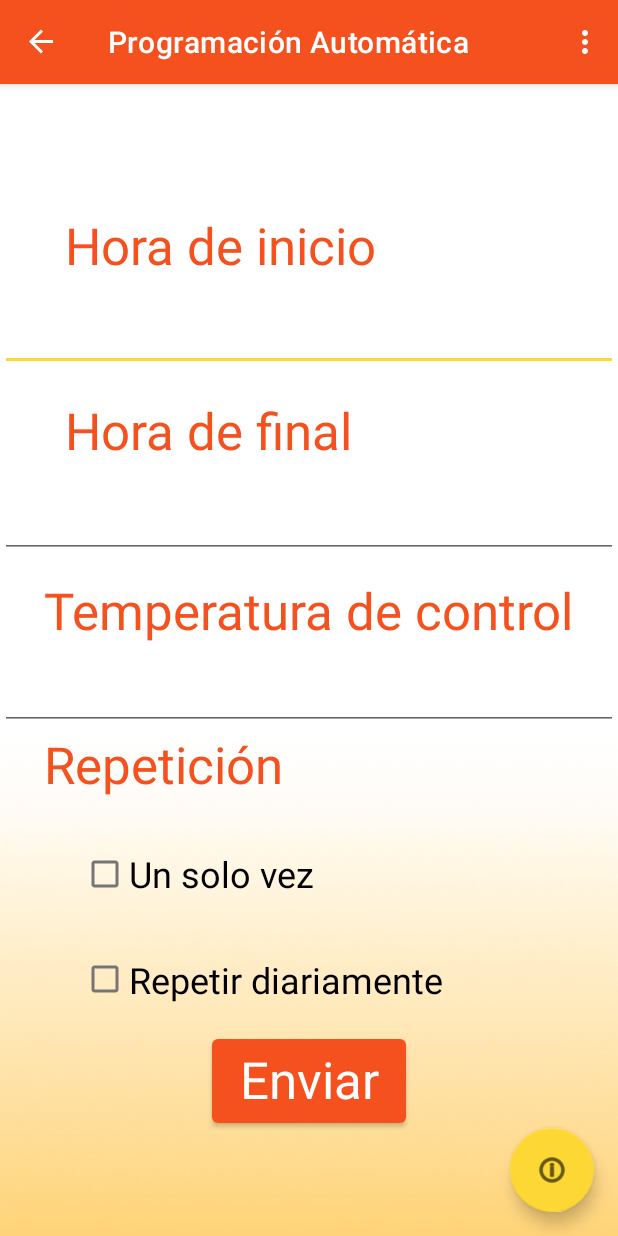
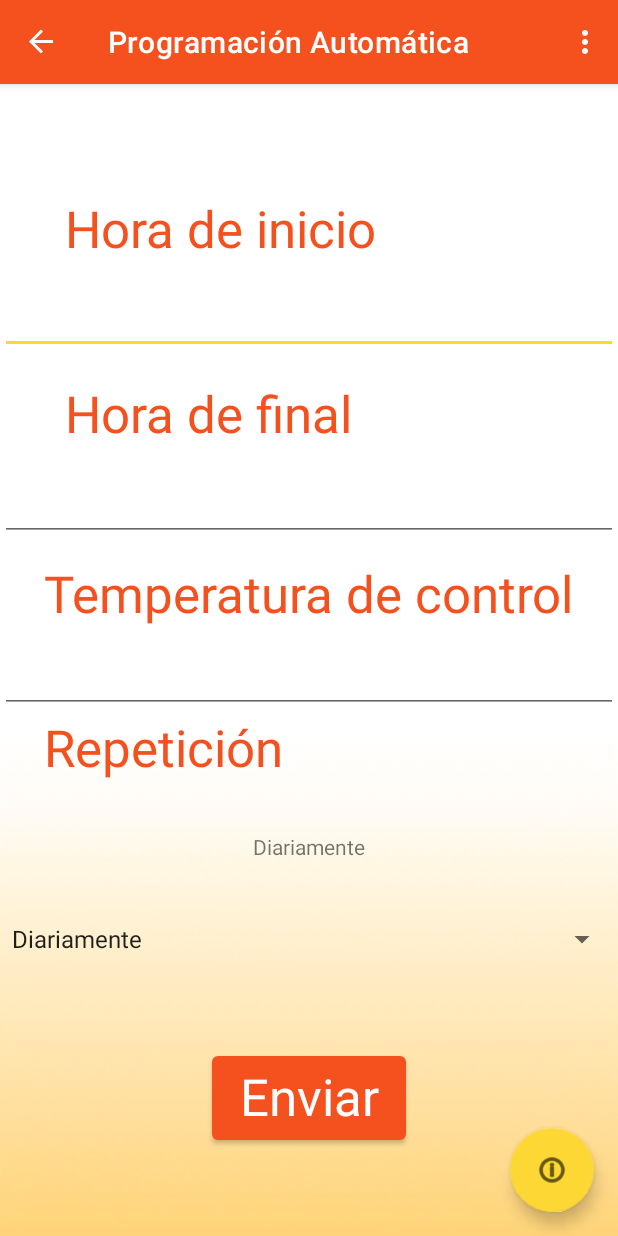
Before and after one commit to robertvala/Comunitarias, an Android app: the screen it shows after launch (MainActivity), in the side drawer, after a tap on "Programación Automatica", on a phone screen of 412 x 824 dp. Run offline under Robolectric (Android 15) with nearby library versions, the phone set to English and light mode, and no system bars; our stand-ins replace Firebase (no records; nobody signed in at launch, a user with empty details on screens opened directly), navigation-ui.

Commit message:
Automatico

```diff
--- a/AireAcondicionado/app/src/main/java/com/example/aireacondicionado/automatico.java
+++ b/AireAcondicionado/app/src/main/java/com/example/aireacondicionado/automatico.java
@@ -7,6 +7,15 @@ import androidx.fragment.app.Fragment;
 import android.view.LayoutInflater;
 import android.view.View;
 import android.view.ViewGroup;
+import android.widget.ArrayAdapter;
+import android.widget.Button;
+import android.widget.EditText;
+import android.widget.Spinner;
+import android.widget.TextView;
+import android.widget.Toast;
+
+import com.google.firebase.database.DatabaseReference;
+import com.google.firebase.database.FirebaseDatabase;
 
 /**
  * A simple {@link Fragment} subclass.
@@ -23,6 +32,12 @@ public class automatico extends Fragment {
     // TODO: Rename and change types of parameters
     private String mParam1;
     private String mParam2;
+    EditText editTextInicio,editTextFinal,editTextTemperatura;
+    TextView txtrepeticion;
+    Spinner spRepetecion;
+    Button btnEnviarAuto;
+    FirebaseDatabase database = FirebaseDatabase.getInstance();
+    DatabaseReference myRef = database.getReference("Control").child("Automatico");
 
     public automatico() {
         // Required empty public constructor
@@ -59,6 +74,44 @@ public class automatico extends Fragment {
     public View onCreateView(LayoutInflater inflater, ViewGroup container,
                              Bundle savedInstanceState) {
         // Inflate the layout for this fragment
-        return inflater.inflate(R.layout.fragment_automatico, container, false);
+        View root=inflater.inflate(R.layout.fragment_automatico, container, false);
+        editTextFinal=root.findViewById(R.id.editTextFinal);
+        editTextInicio=root.findViewById(R.id.editTextInicio);
+        editTextTemperatura=root.findViewById(R.id.editTextControl);
+        btnEnviarAuto=root.findViewById(R.id.btnEnviarAuto);
+        txtrepeticion=root.findViewById(R.id.txtRepeticion);
+        spRepetecion=root.findViewById(R.id.spRepeticion);
+        String [] opciones={"Diariamente","Una sola vez"};
+        ArrayAdapter<String> adapter= new ArrayAdapter<String>(getContext(), android.R.layout.simple_dropdown_item_1line,opciones);
+        spRepetecion.setAdapter(adapter);
+        String repeticion=spRepetecion.getSelectedItem().toString();
+        txtrepeticion.setText(repeticion);
+        enviar();
+        return root;
+    }
+
+    void enviar(){
+        btnEnviarAuto.setOnClickListener(new View.OnClickListener() {
+            @Override
+            public void onClick(View v) {
+                String inicio=editTextInicio.getText().toString();
+                String fin=editTextFinal.getText().toString();
+                String temperatura=editTextTemperatura.getText().toString();
+
+                myRef.child("HoraInicial").setValue(inicio);
+                myRef.child("HoraFinal").setValue(fin);
+                myRef.child("TemperaturaControl").setValue(temperatura);
+
+                String repeticion=spRepetecion.getSelectedItem().toString();
+                txtrepeticion.setText(repeticion);
+
+                myRef.child("Repeticion").setValue(repeticion);
+
+
+                Toast.makeText(getContext(), "Enviado con exito", Toast.LENGTH_SHORT).show();
+
+
+            }
+        });
     }
 }
--- a/AireAcondicionado/app/src/main/res/layout/fragment_automatico.xml
+++ b/AireAcondicionado/app/src/main/res/layout/fragment_automatico.xml
@@ -20,7 +20,7 @@
         android:textColor="#F4511E" />
 
     <EditText
-        android:id="@+id/editTextTime4"
+        android:id="@+id/editTextInicio"
         android:layout_width="match_parent"
         android:layout_height="wrap_content"
         android:ems="10"
@@ -37,7 +37,7 @@
         android:textColor="#F4511E" />
 
     <EditText
-        android:id="@+id/editTextTime3"
+        android:id="@+id/editTextFinal"
         android:layout_width="match_parent"
         android:layout_height="wrap_content"
         android:ems="10"
@@ -54,7 +54,7 @@
         android:textColor="#F4511E" />
 
     <EditText
-        android:id="@+id/editTextTime8"
+        android:id="@+id/editTextControl"
         android:layout_width="match_parent"
         android:layout_height="wrap_content"
         android:ems="10"
@@ -69,23 +69,23 @@
         android:textAppearance="@style/TextAppearance.AppCompat.Display1"
         android:textColor="#F4511E" />
 
-    <CheckBox
-        android:id="@+id/checkBox3"
-        style="@style/Widget.AppCompat.CompoundButton.CheckBox"
-        android:layout_width="303dp"
-        android:layout_height="73dp"
-        android:text="Un solo vez  "
-        android:textSize="24sp" />
+    <TextView
+        android:id="@+id/txtRepeticion"
+        android:layout_width="match_parent"
+        android:layout_height="wrap_content"
+        android:layout_marginTop="20dp"
+        android:gravity="center"
+        android:text="TextView" />
 
-    <CheckBox
-        android:id="@+id/checkBox4"
-        android:layout_width="304dp"
-        android:layout_height="67dp"
-        android:text="Repetir diariamente "
-        android:textSize="24sp" />
+    <Spinner
+        android:id="@+id/spRepeticion"
+        android:layout_width="match_parent"
+        android:layout_height="wrap_content"
+        android:layout_marginTop="20dp"
+        android:layout_marginBottom="40dp" />
 
     <Button
-        android:id="@+id/button"
+        android:id="@+id/btnEnviarAuto"
         android:layout_width="129dp"
         android:layout_height="68dp"
         android:gravity="center_horizontal"
--- a/AireAcondicionado/app/src/main/res/navigation/mobile_navigation.xml
+++ b/AireAcondicionado/app/src/main/res/navigation/mobile_navigation.xml
@@ -37,4 +37,14 @@
         android:name="com.example.aireacondicionado.automatico"
         android:label="Programación Automática"
         tools:layout="@layout/fragment_automatico" />
+    <fragment
+        android:id="@+id/temperaturaFragment"
+        android:name="com.example.aireacondicionado.TemperaturaFragment"
+        android:label="fragment_temperatura"
+        tools:layout="@layout/fragment_temperatura" />
+    <fragment
+        android:id="@+id/fragment_Temperatura_Control"
+        android:name="com.example.aireacondicionado.Fragment_Temperatura_Control"
+        android:label="fragment__temperatura__control"
+        tools:layout="@layout/fragment__temperatura__control" />
 </navigation>
```
Also changed, not shown: AireAcondicionado/app/src/main/java/com/example/aireacondicionado/Fragment_Temperatura_Control.java (added, +64 -0 lines), AireAcondicionado/app/src/main/res/layout/fragment__temperatura__control.xml (added, +14 -0 lines).
